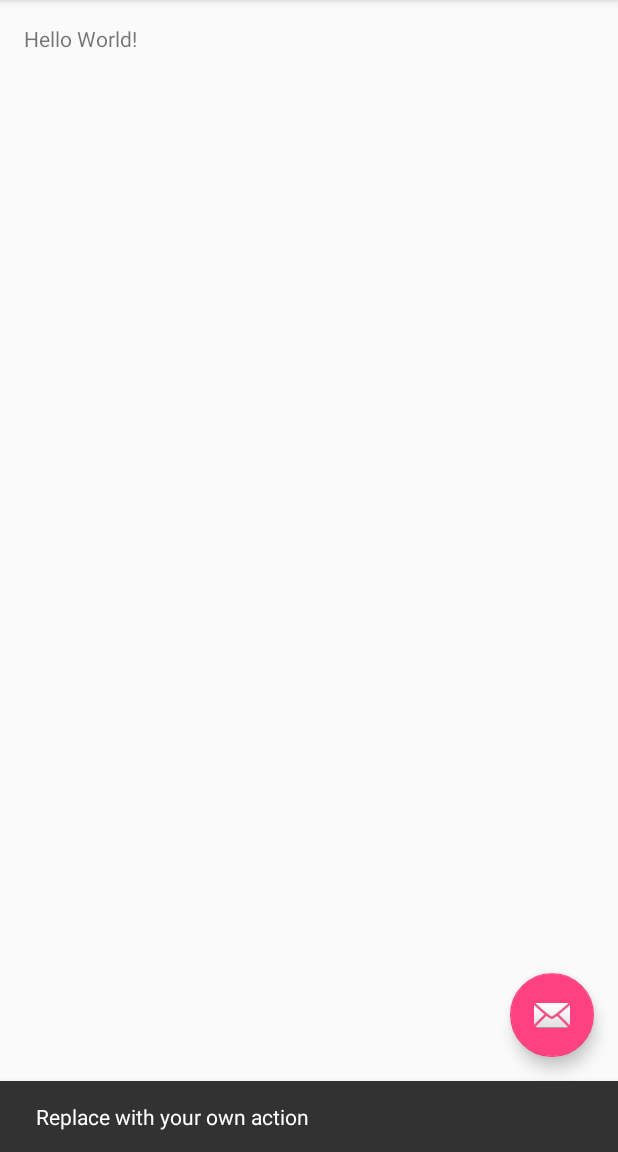
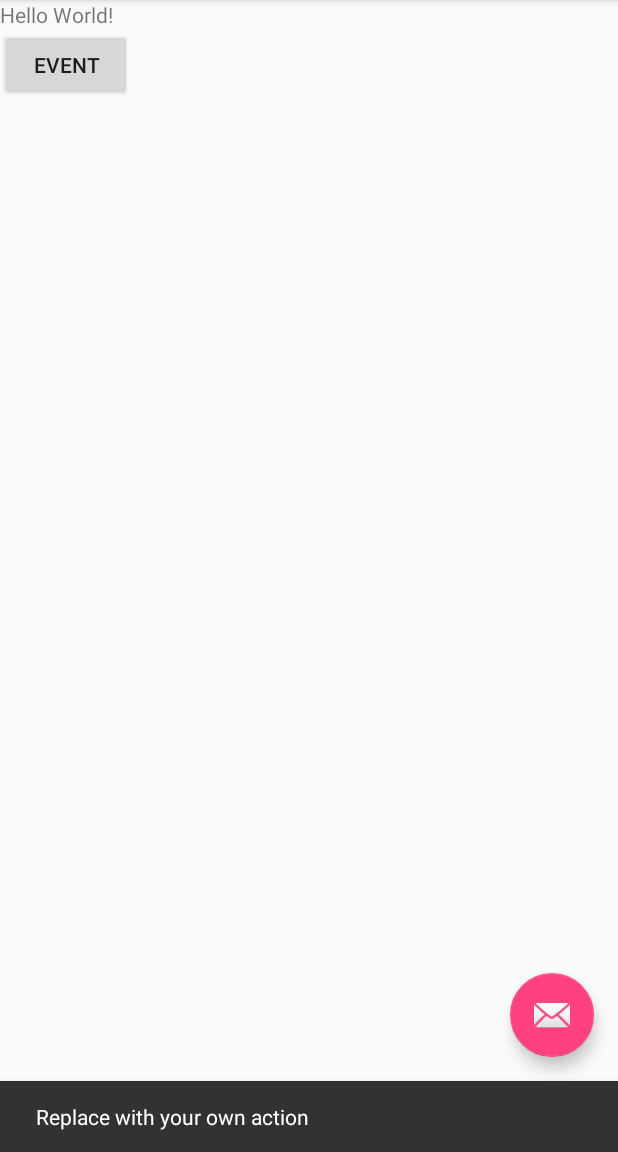
Before and after one commit to GrahamBurek/gitgudhackathon, an Android app: the screen it shows after launch (MainActivity), after a tap on an icon or button, on a phone screen of 412 x 824 dp, the part 84-1236 px from its top. Run offline under Robolectric (Android 15) with nearby library versions, the phone set to English and light mode, and no system bars.

Commit message:
added another activity

```diff
--- a/app/src/main/java/com/gitgud/hackathon/MainActivity.java
+++ b/app/src/main/java/com/gitgud/hackathon/MainActivity.java
@@ -1,5 +1,6 @@
 package com.gitgud.hackathon;
 
+import android.content.Intent;
 import android.os.Bundle;
 import android.support.design.widget.FloatingActionButton;
 import android.support.design.widget.Snackbar;
@@ -49,4 +50,9 @@ public class MainActivity extends AppCompatActivity {
 
         return super.onOptionsItemSelected(item);
     }
+
+    public void viewEvent(View view){
+        Intent intent = new Intent(this, DisplayEventActivity.class);
+        startActivity(intent);
+    }
 }
--- a/app/src/main/res/layout/content_main.xml
+++ b/app/src/main/res/layout/content_main.xml
@@ -1,13 +1,10 @@
 <?xml version="1.0" encoding="utf-8"?>
-<RelativeLayout xmlns:android="http://schemas.android.com/apk/res/android"
+<LinearLayout xmlns:android="http://schemas.android.com/apk/res/android"
     xmlns:app="http://schemas.android.com/apk/res-auto"
     xmlns:tools="http://schemas.android.com/tools"
     android:layout_width="match_parent"
     android:layout_height="match_parent"
-    android:paddingBottom="@dimen/activity_vertical_margin"
-    android:paddingLeft="@dimen/activity_horizontal_margin"
-    android:paddingRight="@dimen/activity_horizontal_margin"
-    android:paddingTop="@dimen/activity_vertical_margin"
+    android:orientation="vertical"
     app:layout_behavior="@string/appbar_scrolling_view_behavior"
     tools:context="com.gitgud.hackathon.MainActivity"
     tools:showIn="@layout/activity_main">
@@ -16,4 +13,9 @@
         android:layout_width="wrap_content"
         android:layout_height="wrap_content"
         android:text="Hello World!" />
-</RelativeLayout>
+    <Button
+        android:layout_width="wrap_content"
+        android:layout_height="wrap_content"
+        android:text="@string/event"
+        android:onClick="viewEvent"/>
+</LinearLayout>
--- a/app/src/main/res/values/strings.xml
+++ b/app/src/main/res/values/strings.xml
@@ -1,4 +1,6 @@
 <resources>
     <string name="app_name">Hackathon</string>
     <string name="action_settings">Settings</string>
+    <string name="event">Event</string>
+    <string name="title_activity_display_event">Display Event</string>
 </resources>
```
Also changed, not shown: app/src/main/AndroidManifest.xml (+9 -0 lines), app/src/main/java/com/gitgud/hackathon/DisplayEventActivity.java (added, +20 -0 lines), app/src/main/res/layout/activity_display_event.xml (added, +34 -0 lines), app/src/main/res/layout/content_display_event.xml (added, +19 -0 lines).
